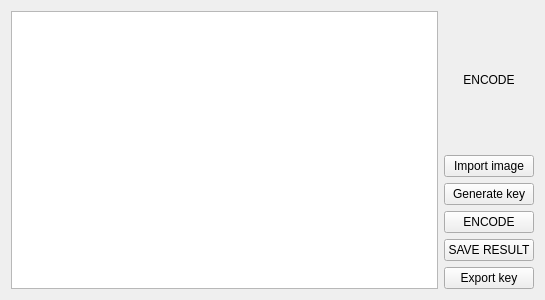
Old version of the form milestone1/app/encode_widget.ui in the repository yuliahn/PRG_Praktikum.
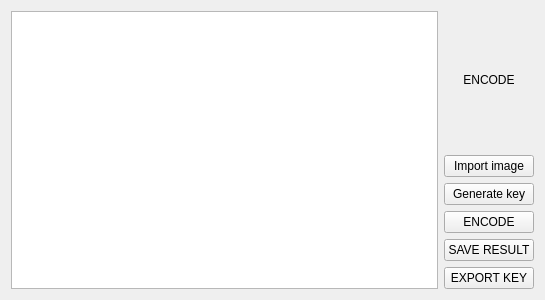
New version of the form.

What changed in the file:
```diff
--- a/milestone1/app/encode_widget.ui
+++ b/milestone1/app/encode_widget.ui
@@ -62,7 +62,7 @@
        <item>
         <widget class="QPushButton" name="export_key">
          <property name="text">
-          <string>Export key</string>
+          <string>EXPORT KEY</string>
          </property>
         </widget>
        </item>
```
